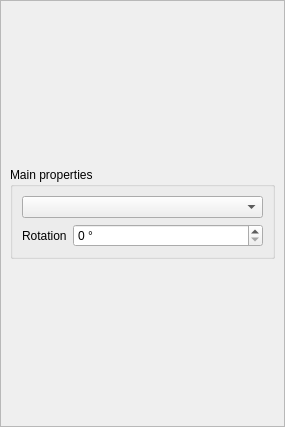
Qt form src/ui/qgscomposershapewidgetbase.ui (carsmie/QGIS) before a commit.
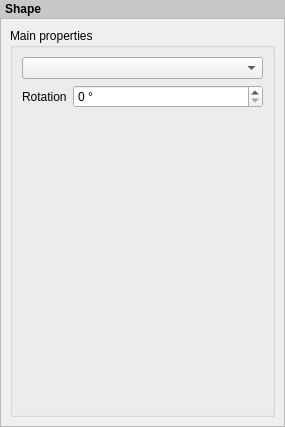
The same form after that commit. Custom widgets are drawn as their Qt base class.

```diff
--- a/src/ui/qgscomposershapewidgetbase.ui
+++ b/src/ui/qgscomposershapewidgetbase.ui
@@ -14,9 +14,28 @@
    <string>Form</string>
   </property>
   <layout class="QVBoxLayout" name="verticalLayout">
+   <property name="spacing">
+    <number>0</number>
+   </property>
    <property name="margin">
     <number>0</number>
    </property>
+   <item>
+    <widget class="QLabel" name="label_2">
+     <property name="sizePolicy">
+      <sizepolicy hsizetype="Preferred" vsizetype="Maximum">
+       <horstretch>0</horstretch>
+       <verstretch>0</verstretch>
+      </sizepolicy>
+     </property>
+     <property name="styleSheet">
+      <string notr="true">padding: 2px; font-weight: bold; background-color: rgb(200, 200, 200);</string>
+     </property>
+     <property name="text">
+      <string>Shape</string>
+     </property>
+    </widget>
+   </item>
    <item>
     <widget class="QScrollArea" name="scrollArea">
      <property name="widgetResizable">
@@ -28,18 +47,12 @@
         <x>0</x>
         <y>0</y>
         <width>283</width>
-        <height>425</height>
+        <height>405</height>
        </rect>
       </property>
       <layout class="QVBoxLayout" name="mainLayout">
        <item>
         <widget class="QgsCollapsibleGroupBoxBasic" name="groupBox">
-         <property name="sizePolicy">
-          <sizepolicy hsizetype="Preferred" vsizetype="Maximum">
-           <horstretch>0</horstretch>
-           <verstretch>0</verstretch>
-          </sizepolicy>
-         </property>
          <property name="title">
           <string>Main properties</string>
          </property>
@@ -53,6 +66,9 @@
           <property name="fieldGrowthPolicy">
            <enum>QFormLayout::AllNonFixedFieldsGrow</enum>
           </property>
+          <property name="labelAlignment">
+           <set>Qt::AlignLeading|Qt::AlignLeft|Qt::AlignVCenter</set>
+          </property>
           <item row="0" column="0" colspan="2">
            <widget class="QComboBox" name="mShapeComboBox"/>
           </item>
```
